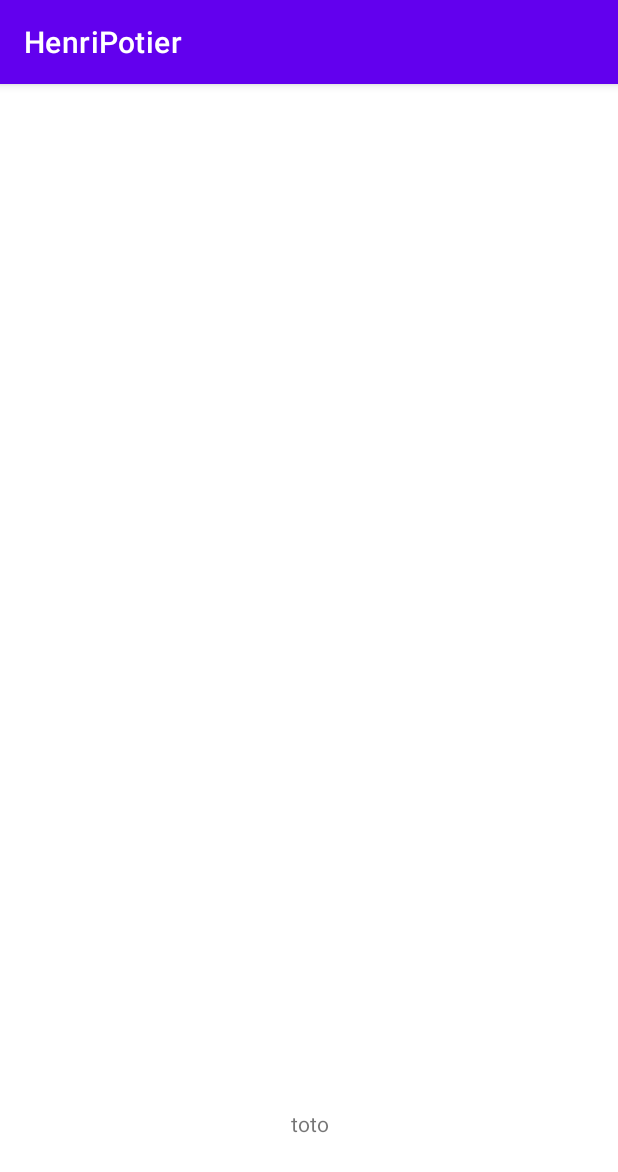
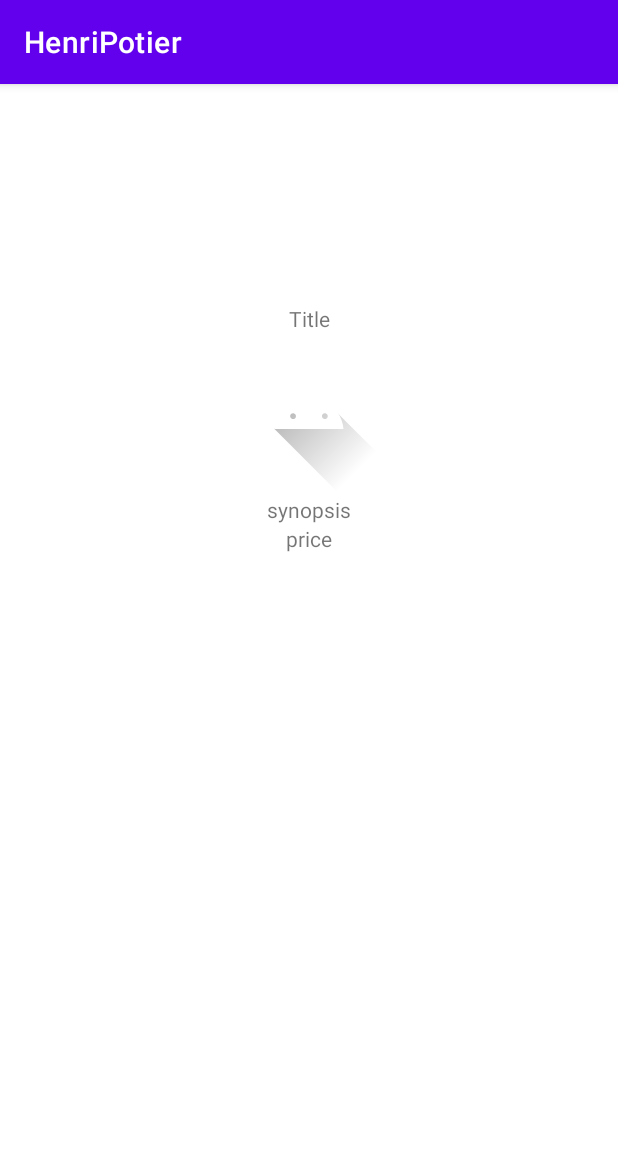
Before and after one commit to Kolienka/HenriPotier, an Android app: the screen it shows after launch (LibraryActivity), on a phone screen of 412 x 824 dp. Shown: the top 1172 px of the screen. Run offline under Robolectric (Android 15) with nearby library versions, the phone set to English and light mode, and no system bars; our stand-ins replace Picasso; network calls fail; pictures from the network do not load; 1 statement that could not run was skipped.

Commit message:
Affichage des détails d'un livre lors d'un clic sur l'un des livres dans la liste : done, passage dans des fragments de la liste et des détails : done, utilisation de picasso : done

```diff
--- a/app/build.gradle
+++ b/app/build.gradle
@@ -44,8 +44,8 @@ dependencies {
     implementation 'com.squareup.retrofit2:converter-gson:2.9.0'
     implementation "org.jetbrains.kotlin:kotlin-stdlib-jdk7:1.7.20"
     implementation 'androidx.fragment:fragment-ktx:1.1.0'
+    implementation 'com.squareup.picasso:picasso:2.8'
     testImplementation 'junit:junit:4.13.2'
     androidTestImplementation 'androidx.test.ext:junit:1.1.3'
     androidTestImplementation 'androidx.test.espresso:espresso-core:3.5.0'
-
 }
--- a/app/src/main/java/com/example/henripotier/BookAdapter.kt
+++ b/app/src/main/java/com/example/henripotier/BookAdapter.kt
@@ -3,15 +3,17 @@ package com.example.henripotier
 import android.view.LayoutInflater
 import android.view.View
 import android.view.ViewGroup
+import android.widget.Button
 import android.widget.TextView
+import android.widget.Toast
 import androidx.recyclerview.widget.RecyclerView
+import kotlinx.coroutines.NonDisposableHandle.parent
 
-class BookAdapter(private val books: List<Book>) :
+class BookAdapter(private val books: List<Book>, private val listener : OnBookClickListener) :
     RecyclerView.Adapter<BookAdapter.BookViewHolder>() {
 
     class BookViewHolder(bookView: View) : RecyclerView.ViewHolder(bookView){
-        val titleView: TextView = bookView.findViewById(R.id.titleView)
-
+        val titleView: Button = bookView.findViewById(R.id.titleView)
     }
     override fun onCreateViewHolder(parent: ViewGroup, viewType: Int): BookViewHolder {
         val bookView = LayoutInflater.from(parent.context).inflate(R.layout.custom_view_item_book,parent,false)
@@ -19,7 +21,16 @@ class BookAdapter(private val books: List<Book>) :
     }
     override fun onBindViewHolder(holder: BookViewHolder, position: Int) {
         val book = books[position]
+        holder.titleView.setOnClickListener{
+            listener.onBookClick(book)
+        }
         holder.titleView.text = book.title
     }
+
     override fun getItemCount(): Int = books.size
+
+    interface OnBookClickListener{
+        fun onBookClick(book : Book)
+    }
+
 }
--- a/app/src/main/java/com/example/henripotier/LibraryActivity.kt
+++ b/app/src/main/java/com/example/henripotier/LibraryActivity.kt
@@ -2,37 +2,32 @@ package com.example.henripotier
 
 import androidx.appcompat.app.AppCompatActivity
 import android.os.Bundle
+import android.widget.Toast
 import androidx.activity.viewModels
 import androidx.recyclerview.widget.LinearLayoutManager
 import androidx.recyclerview.widget.RecyclerView
+import com.example.henripotier.fragments.BookDetails
+import com.example.henripotier.fragments.BookList
 
-class LibraryActivity : AppCompatActivity(), BookDetails.Listener {
+class LibraryActivity : AppCompatActivity(), BookDetails.Listener, BookList.Listener {
 
-    private val viewModel by viewModels<LibraryViewModel>()
+    private val bookDetails : BookDetails = BookDetails()
+    private val bookList : BookList = BookList()
 
     override fun onCreate(savedInstanceState: Bundle?) {
         super.onCreate(savedInstanceState)
         setContentView(R.layout.activity_library)
-
-        val recycleView = findViewById<RecyclerView>(R.id.recycleView)
-        recycleView.layoutManager = LinearLayoutManager(
-            this,
-            LinearLayoutManager.HORIZONTAL,
-            false)
-
-        viewModel.state.observe(this) { state ->
-            recycleView.adapter = BookAdapter(state.books)
-        }
         supportFragmentManager
             .beginTransaction()
-            .replace(R.id.bookDetails,BookDetails())
+            .replace(R.id.bookDetails, bookDetails)
+            .replace(R.id.bookList, bookList)
             .commit()
-
-
-        viewModel.loadBooks()
-
     }
     override fun onBookSelected(book: Book) {
         TODO("Not yet implemented")
     }
+
+    override fun clickOnBook(book: Book) {
+        bookDetails.updateBook(book)
+    }
 }
--- a/app/src/main/java/com/example/henripotier/BookDetails.kt
+++ b/app/src/main/java/com/example/henripotier/fragments/BookDetails.kt
@@ -1,17 +1,23 @@
-package com.example.henripotier
+package com.example.henripotier.fragments
 
 import android.content.Context
 import android.os.Bundle
 import android.view.LayoutInflater
 import android.view.View
 import android.view.ViewGroup
+import android.widget.ImageView
 import android.widget.TextView
 import androidx.fragment.app.Fragment
-import okhttp3.internal.http2.Http2Connection.Listener
+import com.example.henripotier.Book
+import com.example.henripotier.R
+import com.squareup.picasso.Picasso
 
 class BookDetails : Fragment() {
 
     private lateinit var titleView : TextView
+    private lateinit var priceView : TextView
+    private lateinit var synopsisView : TextView
+    private lateinit var coverView : ImageView
 
     private lateinit var listener : Listener
 
@@ -31,10 +37,26 @@ class BookDetails : Fragment() {
         savedInstanceState: Bundle?
     ): View? {
         val view = inflater.inflate(R.layout.fragment_book_details,container,false)
-
         titleView = view.findViewById(R.id.titleView)
+        priceView = view.findViewById(R.id.priceView)
+        synopsisView = view.findViewById(R.id.synopsisView)
+        coverView = view.findViewById(R.id.coverView)
 
         return view
+    }
+
+    fun updateBook(book : Book){
+        Picasso.get()
+            .load(book.cover)
+            .into(coverView)
+        titleView.text = book.title
+        priceView.text = book.price.toString() + " €"
+        var synopsis = StringBuilder()
+        for(paragraph in book.synopsis){
+            synopsis.append("\n")
+            synopsis.append(paragraph)
+        }
+        synopsisView.text = synopsis.toString()
     }
 
     fun selectedBook(){
--- /dev/null
+++ b/app/src/main/java/com/example/henripotier/fragments/BookList.kt
@@ -0,0 +1,61 @@
+package com.example.henripotier.fragments
+
+import android.content.Context
+import android.os.Bundle
+import android.view.LayoutInflater
+import android.view.View
+import android.view.ViewGroup
+import android.widget.Toast
+import androidx.activity.viewModels
+import androidx.fragment.app.Fragment
+import androidx.fragment.app.viewModels
+import androidx.recyclerview.widget.LinearLayoutManager
+import androidx.recyclerview.widget.RecyclerView
+import com.example.henripotier.Book
+import com.example.henripotier.BookAdapter
+import com.example.henripotier.LibraryViewModel
+import com.example.henripotier.R
+
+class BookList : Fragment(), BookAdapter.OnBookClickListener {
+
+    private val viewModel by viewModels<LibraryViewModel>()
+
+    private lateinit var recyclerView : RecyclerView
+    private lateinit var listener : Listener
+
+    override fun onAttach(context: Context) {
+        super.onAttach(context)
+        when(context){
+            is Listener -> listener = context
+            else -> throw Exception("...")
+        }
+    }
+
+    override fun onCreateView(
+        inflater: LayoutInflater,
+        container: ViewGroup?,
+        savedInstanceState: Bundle?
+    ): View? {
+        val view = inflater.inflate(R.layout.fragment_list_books,container,false)
+        recyclerView = view.findViewById(R.id.recycleView)
+        val recycleView = view.findViewById<RecyclerView>(R.id.recycleView)
+        recycleView.layoutManager = LinearLayoutManager(
+            context,
+            LinearLayoutManager.HORIZONTAL,
+            false
+        )
+        viewModel.state.observe(viewLifecycleOwner) { state ->
+            recycleView.adapter = BookAdapter(state.books,this)
+        }
+        viewModel.loadBooks()
+        return view
+    }
+
+    override fun onBookClick(book: Book) {
+        listener.clickOnBook(book)
+    }
+
+    interface Listener{
+        fun clickOnBook(book: Book)
+    }
+}
--- a/app/src/main/res/layout/activity_library.xml
+++ b/app/src/main/res/layout/activity_library.xml
@@ -8,20 +8,18 @@
 
     <androidx.fragment.app.FragmentContainerView
         android:id="@+id/bookDetails"
-        android:layout_width="150dp"
-        android:layout_height="150dp"
-        app:layout_constraintBottom_toBottomOf="parent"
+        android:layout_width="wrap_content"
+        android:layout_height="wrap_content"
+        app:layout_constraintTop_toTopOf="parent"
         app:layout_constraintEnd_toEndOf="parent"
         app:layout_constraintStart_toStartOf="parent"
         />
 
-    <androidx.recyclerview.widget.RecyclerView
-        android:id="@+id/recycleView"
-        android:layout_width="wrap_content"
+    <androidx.fragment.app.FragmentContainerView
+        android:id="@+id/bookList"
+        android:layout_width="match_parent"
         android:layout_height="wrap_content"
-        android:scrollbars="horizontal"
         app:layout_constraintBottom_toBottomOf="parent"
-        app:layout_constraintEnd_toEndOf="parent"
         app:layout_constraintStart_toStartOf="parent"
         />
 
--- a/app/src/main/res/layout/custom_view_item_book.xml
+++ b/app/src/main/res/layout/custom_view_item_book.xml
@@ -7,7 +7,7 @@
     android:orientation="horizontal"
     android:padding="10dp">
 
-    <TextView
+    <Button
         android:id="@+id/titleView"
         android:layout_width="wrap_content"
         android:layout_height="wrap_content"
--- a/app/src/main/res/layout/fragment_book_details.xml
+++ b/app/src/main/res/layout/fragment_book_details.xml
@@ -1,7 +1,7 @@
 <?xml version="1.0" encoding="utf-8"?>
 <androidx.constraintlayout.widget.ConstraintLayout xmlns:android="http://schemas.android.com/apk/res/android"
-    android:layout_width="match_parent"
-    android:layout_height="match_parent"
+    android:layout_width="wrap_content"
+    android:layout_height="wrap_content"
     xmlns:app="http://schemas.android.com/apk/res-auto">
 
     <TextView
@@ -12,7 +12,36 @@
         app:layout_constraintTop_toTopOf="parent"
         app:layout_constraintEnd_toEndOf="parent"
         app:layout_constraintStart_toStartOf="parent"
-        android:text="toto"
+        android:text="Title"
+        />
+    <ImageView
+        android:id="@+id/coverView"
+        android:layout_width="wrap_content"
+        android:layout_height="wrap_content"
+        app:layout_constraintTop_toBottomOf="@id/titleView"
+        app:layout_constraintStart_toStartOf="parent"
+        app:layout_constraintEnd_toEndOf="parent"
+        android:src="@drawable/ic_launcher_foreground"
+        />
+
+    <TextView
+        android:id="@+id/synopsisView"
+        android:layout_width="wrap_content"
+        android:layout_height="wrap_content"
+        app:layout_constraintTop_toBottomOf="@id/coverView"
+        app:layout_constraintEnd_toEndOf="parent"
+        app:layout_constraintStart_toStartOf="parent"
+        android:text="synopsis"
+        />
+
+    <TextView
+        android:id="@+id/priceView"
+        android:layout_width="wrap_content"
+        android:layout_height="wrap_content"
+        app:layout_constraintTop_toBottomOf="@id/synopsisView"
+        app:layout_constraintEnd_toEndOf="parent"
+        app:layout_constraintStart_toStartOf="parent"
+        android:text="price"
         />
 
 </androidx.constraintlayout.widget.ConstraintLayout>
--- /dev/null
+++ b/app/src/main/res/layout/fragment_list_books.xml
@@ -0,0 +1,11 @@
+<?xml version="1.0" encoding="utf-8"?>
+<LinearLayout xmlns:android="http://schemas.android.com/apk/res/android"
+    android:layout_width="match_parent"
+    android:layout_height="match_parent">
+    <androidx.recyclerview.widget.RecyclerView
+        android:layout_width="wrap_content"
+        android:layout_height="wrap_content"
+        android:id="@+id/recycleView"
+        />
+
+</LinearLayout>
```
